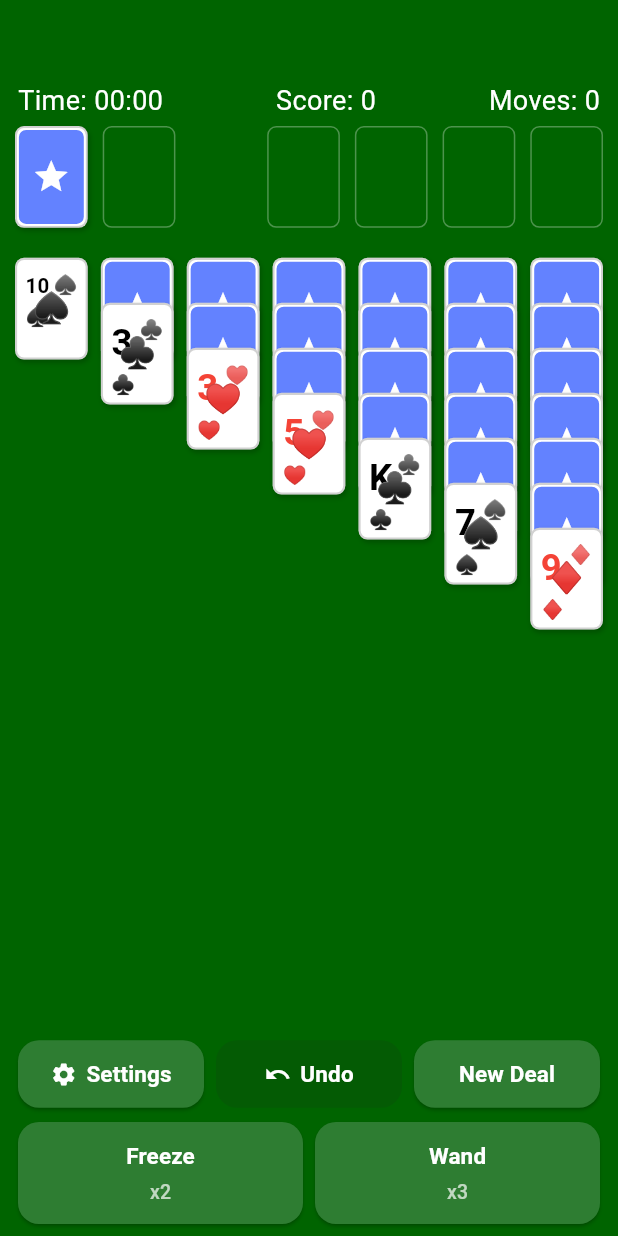
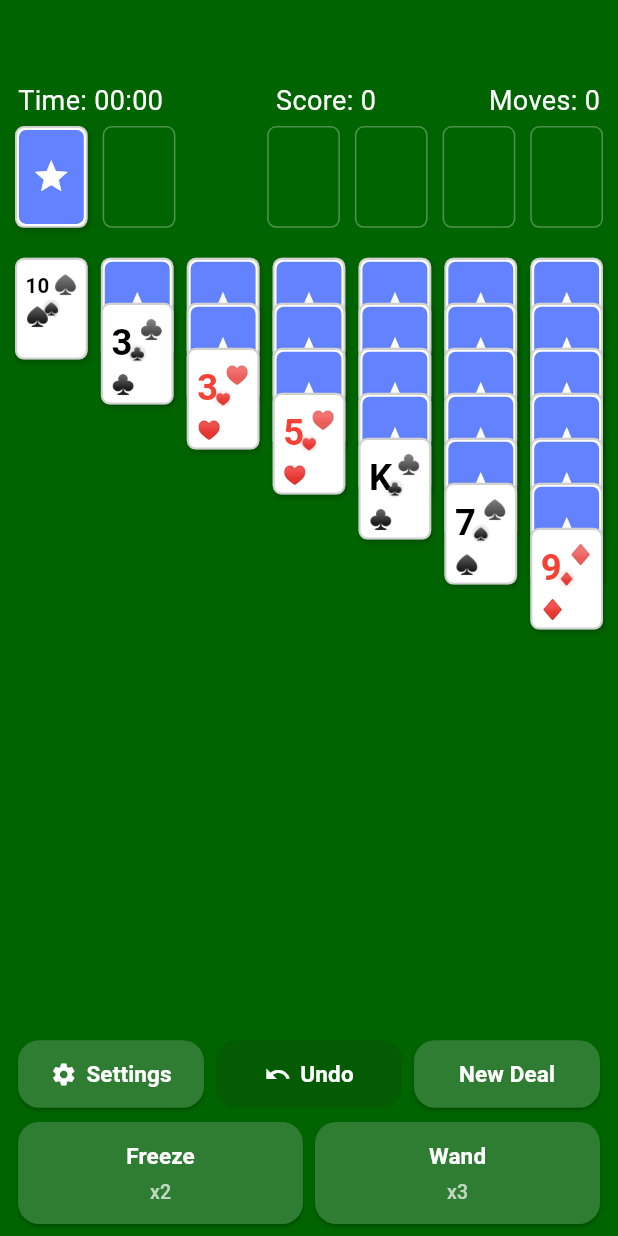
Before and after one commit to mleikam1/solitaire, a Flutter app: the screen it shows after launch, on a phone screen of 412 x 824 dp. Run offline on Flutter 3.47's test engine with Material 3 defaults, Android fonts, the phone set to English and light mode, and no system bars; drawn by our look-alikes of google_mobile_ads; network calls fail.

Commit message:
Improve foundation auto-drop and card visuals

```diff
--- a/lib/widgets/card_widget.dart
+++ b/lib/widgets/card_widget.dart
@@ -96,7 +96,7 @@ class CardWidget extends StatelessWidget {
         final padding = max(4.0, maxWidth * 0.12);
         final innerWidth = max(1.0, maxWidth - padding * 2);
         final innerHeight = max(1.0, maxHeight - padding * 2);
-        final largeGlyphSize = min(innerWidth, innerHeight) * 0.58;
+        final centerGlyphSize = min(innerWidth, innerHeight) * 0.34;
         final isWideRank = rankText.length > 1;
         final rankFontSize =
             max(10.0, innerWidth * (isWideRank ? 0.55 : 0.7));
@@ -166,14 +166,24 @@ class CardWidget extends StatelessWidget {
               ),
               Align(
                 alignment: Alignment.center,
+                child: Container(
+                  width: centerGlyphSize,
+                  height: centerGlyphSize,
+                  decoration: BoxDecoration(
+                    shape: BoxShape.circle,
+                    color: color.withOpacity(0.08),
+                  ),
+                  child: Center(
                     child: FittedBox(
                       fit: BoxFit.scaleDown,
                       child: Text(
                         glyph,
                         style: TextStyle(
                           color: color,
-                      fontSize: largeGlyphSize,
-                      fontWeight: FontWeight.w700,
+                          fontSize: centerGlyphSize * 0.7,
+                          fontWeight: FontWeight.w600,
+                        ),
+                      ),
                     ),
                   ),
                 ),
```
Also changed, not shown: lib/pages/solitaire_game_page.dart (+17 -0 lines). Lines whose indentation alone changed are shown as unchanged.
